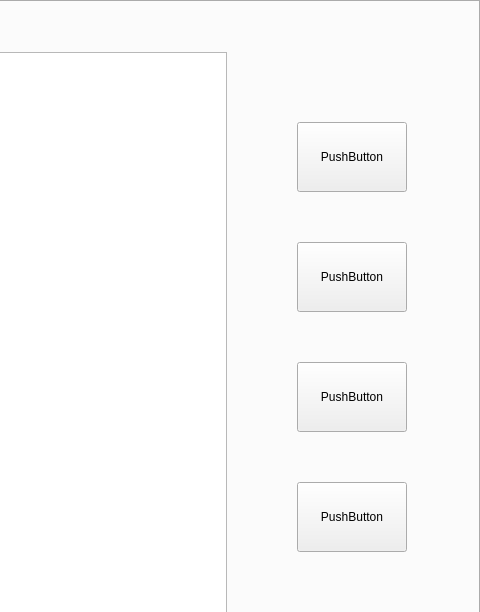
Qt form Hotel_management_System/guest_management.ui (st2eam/-Rookie-mutual-carry) before a commit; both pictures show x 555 to 1035 and y 0 to 612 of the 1035 by 706 pixel window.
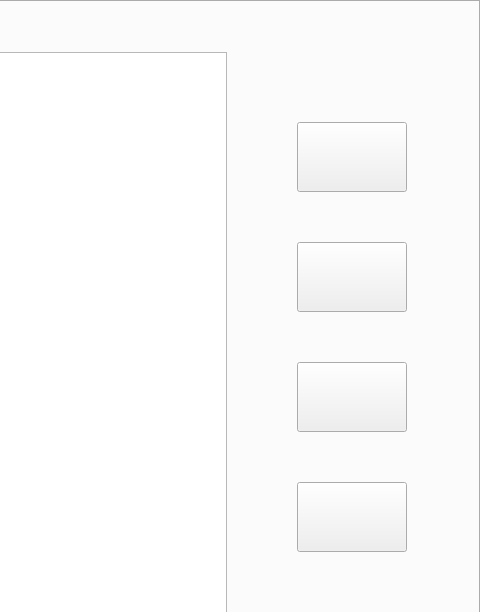
The same form after that commit. The open tabs and pages were chosen to show the change.

```diff
--- a/Hotel_management_System/guest_management.ui
+++ b/Hotel_management_System/guest_management.ui
@@ -45,7 +45,7 @@
       </rect>
      </property>
      <property name="text">
-      <string>PushButton</string>
+      <string/>
      </property>
     </widget>
     <widget class="QPushButton" name="pushButton_8">
@@ -58,7 +58,7 @@
       </rect>
      </property>
      <property name="text">
-      <string>PushButton</string>
+      <string/>
      </property>
     </widget>
     <widget class="QPushButton" name="pushButton_9">
@@ -71,7 +71,7 @@
       </rect>
      </property>
      <property name="text">
-      <string>PushButton</string>
+      <string/>
      </property>
     </widget>
     <widget class="QTableView" name="tableView">
@@ -94,7 +94,7 @@
       </rect>
      </property>
      <property name="text">
-      <string>PushButton</string>
+      <string/>
      </property>
     </widget>
    </widget>
```
Left out of the diff: 18 changed lines with no effect on the pictures.
